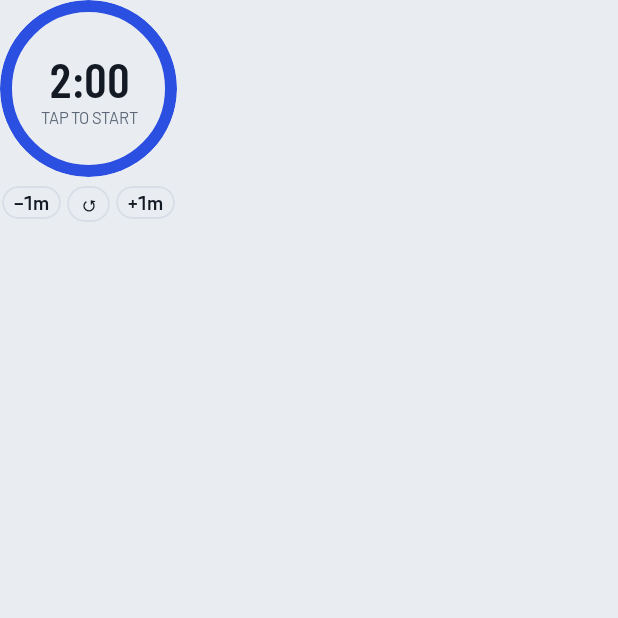
After one commit to Adam314Markowski/VibeYourGame, an Android app built with Jetpack Compose: the composable TimerPanel shown on its own in the app's theme, on a phone screen of 412 x 824 dp, the top half of it. The commit adds this screen. Run offline under Robolectric (Android 15) with nearby library versions, the phone set to English and light mode, and no system bars.

Commit message:
2.Timer panel

```diff
--- /dev/null
+++ b/app/src/main/java/com/byd/workout/timer/TimerPanel.kt
@@ -0,0 +1,209 @@
+package com.byd.workout.timer
+
+import android.Manifest
+import android.os.Build
+import androidx.activity.compose.rememberLauncherForActivityResult
+import androidx.activity.result.contract.ActivityResultContracts
+import androidx.compose.animation.core.Animatable
+import androidx.compose.animation.core.tween
+import androidx.compose.foundation.Canvas
+import androidx.compose.foundation.border
+import androidx.compose.foundation.clickable
+import androidx.compose.foundation.interaction.MutableInteractionSource
+import androidx.compose.foundation.layout.Arrangement
+import androidx.compose.foundation.layout.Box
+import androidx.compose.foundation.layout.Column
+import androidx.compose.foundation.layout.Row
+import androidx.compose.foundation.layout.fillMaxSize
+import androidx.compose.foundation.layout.padding
+import androidx.compose.foundation.layout.size
+import androidx.compose.foundation.shape.CircleShape
+import androidx.compose.material3.Text
+import androidx.compose.runtime.Composable
+import androidx.compose.runtime.LaunchedEffect
+import androidx.compose.runtime.getValue
+import androidx.compose.runtime.mutableDoubleStateOf
+import androidx.compose.runtime.mutableIntStateOf
+import androidx.compose.runtime.mutableStateOf
+import androidx.compose.runtime.remember
+import androidx.compose.runtime.setValue
+import androidx.compose.ui.Alignment
+import androidx.compose.ui.Modifier
+import androidx.compose.ui.draw.clip
+import androidx.compose.ui.geometry.Offset
+import androidx.compose.ui.geometry.Size
+import androidx.compose.ui.graphics.StrokeCap
+import androidx.compose.ui.graphics.drawscope.Stroke
+import androidx.compose.ui.platform.LocalContext
+import androidx.compose.ui.text.style.TextAlign
+import androidx.compose.ui.unit.dp
+import androidx.lifecycle.compose.collectAsStateWithLifecycle
+import com.byd.workout.BydApp
+import com.byd.workout.ui.theme.BydShapes
+import com.byd.workout.ui.theme.BydTheme
+import com.byd.workout.ui.theme.BydType
+import com.byd.workout.util.formatTimer
+import kotlinx.coroutines.delay
+
+@Composable
+fun TimerPanel(modifier: Modifier = Modifier) {
+    val context = LocalContext.current
+    val timerController = remember {
+        (context.applicationContext as BydApp).container.timerController
+    }
+    val timerState by timerController.state.collectAsStateWithLifecycle()
+
+    var remaining by remember(timerState.remainingSec) { mutableDoubleStateOf(timerState.remainingSec) }
+
+    // Animate remaining value smoothly when timer is running
+    LaunchedEffect(timerState.running, timerState.endAtElapsed) {
+        if (timerState.running) {
+            while (true) {
+                remaining = timerState.remainingAt(android.os.SystemClock.elapsedRealtime())
+                delay(200)
+            }
+        }
+    }
+
+    val notificationPermissionLauncher = rememberLauncherForActivityResult(
+        contract = ActivityResultContracts.RequestPermission()
+    ) { _ -> }
+
+    Column(
+        modifier = modifier,
+        horizontalAlignment = Alignment.CenterHorizontally,
+        verticalArrangement = Arrangement.Center
+    ) {
+        // Dial
+        val trackColor = BydTheme.colors.surface2
+        val accentColor = BydTheme.colors.accent
+        val alphaAnim = remember { Animatable(1f) }
+        var hasBlinked by remember { mutableStateOf(false) }
+
+        LaunchedEffect(remaining) {
+            if (remaining <= 0.0 && !hasBlinked) {
+                hasBlinked = true
+                repeat(4) {
+                    alphaAnim.animateTo(0.15f, animationSpec = tween(250))
+                    alphaAnim.animateTo(1f, animationSpec = tween(250))
+                }
+            } else if (remaining > 0.0) {
+                hasBlinked = false
+                alphaAnim.snapTo(1f)
+            }
+        }
+
+        Box(
+            modifier = Modifier
+                .size(118.dp)
+                .clip(CircleShape)
+                .clickable(
+                    interactionSource = remember { MutableInteractionSource() },
+                    indication = null
+                ) {
+                    if (timerState.running) {
+                        timerController.pause()
+                    } else {
+                        if (Build.VERSION.SDK_INT >= Build.VERSION_CODES.TIRAMISU) {
+                            notificationPermissionLauncher.launch(Manifest.permission.POST_NOTIFICATIONS)
+                        }
+                        timerController.start()
+                    }
+                },
+            contentAlignment = Alignment.Center
+        ) {
+            Canvas(modifier = Modifier.fillMaxSize()) {
+                val strokeWidth = 8.dp.toPx()
+                val diameter = size.minDimension - strokeWidth
+                val topLeftOffset = Offset(strokeWidth / 2, strokeWidth / 2)
+                val arcSize = Size(diameter, diameter)
+
+                // Track
+                drawArc(
+                    color = trackColor,
+                    startAngle = 0f,
+                    sweepAngle = 360f,
+                    useCenter = false,
+                    topLeft = topLeftOffset,
+                    size = arcSize,
+                    style = Stroke(width = strokeWidth)
+                )
+
+                // Progress Arc
+                val sweep = if (timerState.totalSec > 0) {
+                    (remaining / timerState.totalSec.toDouble()) * 360f
+                } else {
+                    0.0
+                }
+
+                drawArc(
+                    color = accentColor,
+                    startAngle = -90f,
+                    sweepAngle = sweep.toFloat(),
+                    useCenter = false,
+                    topLeft = topLeftOffset,
+                    size = arcSize,
+                    style = Stroke(width = strokeWidth, cap = StrokeCap.Round),
+                    alpha = alphaAnim.value
+                )
+            }
+
+            Column(
+                horizontalAlignment = Alignment.CenterHorizontally
+            ) {
+                Text(
+                    text = formatTimer(remaining),
+                    style = BydType.timerDigits,
+                    color = BydTheme.colors.ink
+                )
+                Text(
+                    text = when {
+                        remaining <= 0.0 -> "TIME'S UP"
+                        timerState.running -> "TAP TO PAUSE"
+                        remaining >= timerState.totalSec -> "TAP TO START"
+                        else -> "PAUSED"
+                    },
+                    style = BydType.tiny,
+                    color = BydTheme.colors.muted,
+                    textAlign = TextAlign.Center
+                )
+            }
+        }
+
+        // Adjust buttons
+        Row(
+            horizontalArrangement = Arrangement.spacedBy(4.dp),
+            modifier = Modifier.padding(top = 6.dp)
+        ) {
+            val pillModifier = Modifier
+                .clip(BydShapes.pill)
+                .border(1.dp, BydTheme.colors.line, BydShapes.pill)
+                .padding(horizontal = 8.dp, vertical = 3.dp)
+
+            Text(
+                text = "−1m",
+                style = BydType.button,
+                color = BydTheme.colors.ink,
+                modifier = Modifier
+                    .then(pillModifier)
+                    .clickable { timerController.adjust(-60) }
+            )
+            Text(
+                text = "↺",
+                style = BydType.button,
+                color = BydTheme.colors.ink,
+                modifier = Modifier
+                    .then(pillModifier)
+                    .clickable { timerController.reset() }
+            )
+            Text(
+                text = "+1m",
+                style = BydType.button,
+                color = BydTheme.colors.ink,
+                modifier = Modifier
+                    .then(pillModifier)
+                    .clickable { timerController.adjust(60) }
+            )
+        }
+    }
+}
--- a/app/src/main/java/com/byd/workout/ui/music/MusicScreen.kt
+++ b/app/src/main/java/com/byd/workout/ui/music/MusicScreen.kt
@@ -1,11 +1,16 @@
 package com.byd.workout.ui.music
 
+import androidx.compose.foundation.layout.Column
 import androidx.compose.runtime.Composable
 import androidx.compose.ui.res.stringResource
 import com.byd.workout.R
+import com.byd.workout.timer.TimerPanel
 import com.byd.workout.ui.components.PlaceholderScreen
 
 @Composable
 fun MusicScreen() {
-    PlaceholderScreen(stringResource(R.string.tab_music))
+    Column {
+        PlaceholderScreen(stringResource(R.string.tab_music))
+        TimerPanel()
+    }
 }
```
